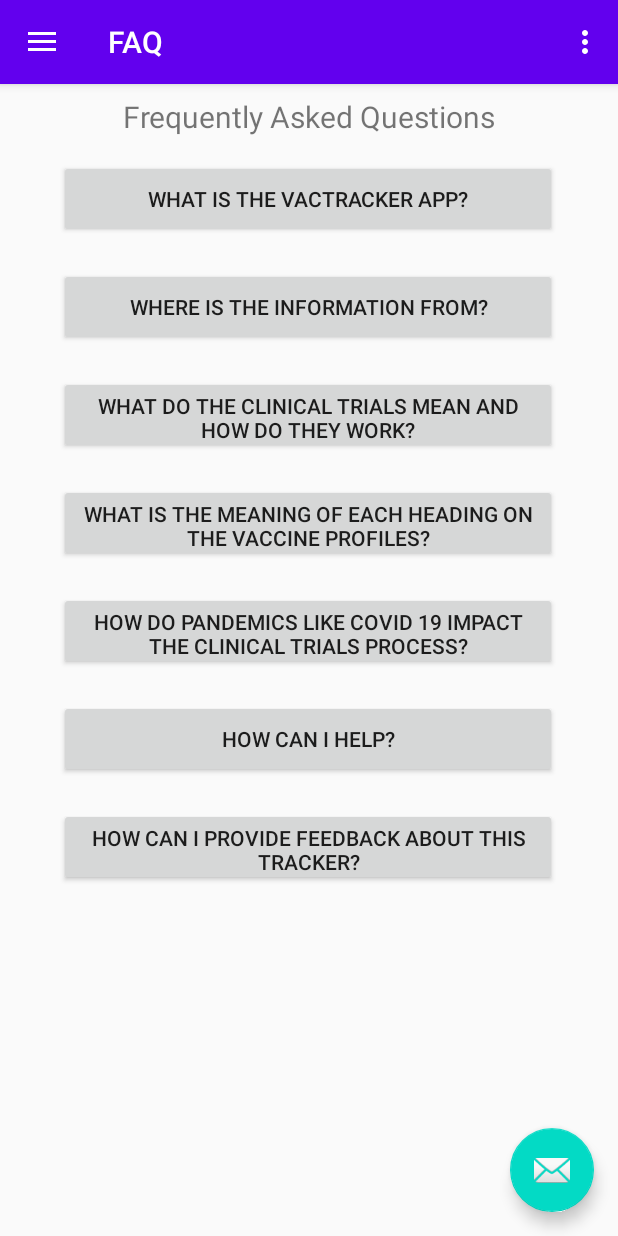
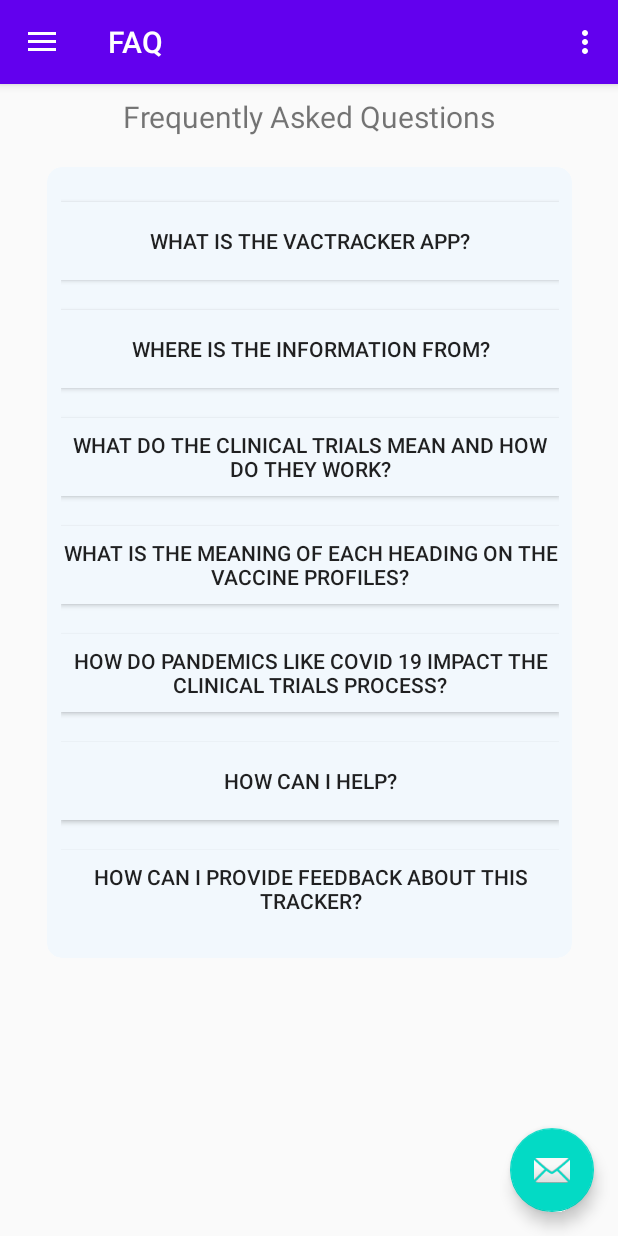
Before and after one commit to lienzhu/VacTracker, an Android app: the screen it shows after launch (MainActivity), in the side drawer, after a tap on "FAQ", on a phone screen of 412 x 824 dp. Run offline under Robolectric (Android 15) with nearby library versions, the phone set to English and light mode, and no system bars; our stand-ins replace Room's generated code, navigation-ui.

Commit message:
faq page DONE

```diff
--- a/app/src/main/res/layout/fragment_faq.xml
+++ b/app/src/main/res/layout/fragment_faq.xml
@@ -21,15 +21,31 @@
         app:layout_constraintTop_toTopOf="parent" />
 
 
+    <androidx.cardview.widget.CardView
+        android:layout_width="350dp"
+        android:layout_height="wrap_content"
+        android:layout_marginStart="20dp"
+        android:layout_marginTop="20dp"
+        android:layout_marginEnd="20dp"
+        app:cardBackgroundColor="@color/colorBackgroundBlue"
+        app:cardCornerRadius="10dp"
+        app:layout_constraintEnd_toEndOf="parent"
+        app:layout_constraintStart_toStartOf="parent"
+        app:layout_constraintTop_toBottomOf="@+id/text_development">
+
+        <androidx.constraintlayout.widget.ConstraintLayout
+            android:layout_width="match_parent"
+            android:layout_height="match_parent">
+
             <ScrollView
                 android:layout_width="wrap_content"
                 android:layout_height="wrap_content"
+                android:layout_marginTop="8dp"
+                android:layout_marginBottom="20dp"
                 app:layout_constraintBottom_toBottomOf="parent"
                 app:layout_constraintEnd_toEndOf="parent"
-        app:layout_constraintHorizontal_bias="0.493"
                 app:layout_constraintStart_toStartOf="parent"
-        app:layout_constraintTop_toBottomOf="@+id/text_development"
-        app:layout_constraintVertical_bias="0.0">
+                app:layout_constraintTop_toTopOf="parent">
 
                 <LinearLayout
                     android:layout_width="match_parent"
@@ -41,6 +57,7 @@
                         android:layout_width="332dp"
                         android:layout_height="52dp"
                         android:layout_marginTop="15dp"
+                        android:background="@color/colorBackgroundBlue"
                         android:text="What is the VACTracker App?" />
 
                     <Button
@@ -48,6 +65,7 @@
                         android:layout_width="332dp"
                         android:layout_height="52dp"
                         android:layout_marginTop="20dp"
+                        android:background="@color/colorBackgroundBlue"
                         android:text="Where is the information from?" />
 
                     <Button
@@ -55,6 +73,7 @@
                         android:layout_width="332dp"
                         android:layout_height="52dp"
                         android:layout_marginTop="20dp"
+                        android:background="@color/colorBackgroundBlue"
                         android:text="What do the clinical trials mean and how do they work?" />
 
                     <Button
@@ -62,6 +81,7 @@
                         android:layout_width="332dp"
                         android:layout_height="52dp"
                         android:layout_marginTop="20dp"
+                        android:background="@color/colorBackgroundBlue"
                         android:text="What is the meaning of each heading on the Vaccine Profiles?" />
 
                     <Button
@@ -69,6 +89,7 @@
                         android:layout_width="332dp"
                         android:layout_height="52dp"
                         android:layout_marginTop="20dp"
+                        android:background="@color/colorBackgroundBlue"
                         android:text="How do pandemics like COVID 19 impact the clinical trials process?" />
 
                     <Button
@@ -76,6 +97,7 @@
                         android:layout_width="332dp"
                         android:layout_height="52dp"
                         android:layout_marginTop="20dp"
+                        android:background="@color/colorBackgroundBlue"
                         android:text="How can I help?" />
 
                     <Button
@@ -83,11 +105,13 @@
                         android:layout_width="332dp"
                         android:layout_height="52dp"
                         android:layout_marginTop="20dp"
+                        android:background="@color/colorBackgroundBlue"
                         android:text="How can I provide feedback about this tracker?" />
-
 
 
                 </LinearLayout>
             </ScrollView>
+        </androidx.constraintlayout.widget.ConstraintLayout>
+    </androidx.cardview.widget.CardView>
 
 </androidx.constraintlayout.widget.ConstraintLayout>
--- a/app/src/main/res/layout/fragment_settings.xml
+++ b/app/src/main/res/layout/fragment_settings.xml
@@ -10,8 +10,8 @@
 
     <androidx.cardview.widget.CardView
         android:id="@+id/cardView3"
-        android:layout_width="352dp"
-        android:layout_height="539dp"
+        android:layout_width="354dp"
+        android:layout_height="519dp"
         android:background="@color/colorBackgroundBlue"
         app:cardCornerRadius="20dp"
         app:layout_constraintBottom_toBottomOf="parent"
@@ -25,14 +25,13 @@
         android:layout_width="347dp"
         android:layout_height="wrap_content"
         android:layout_marginStart="50dp"
-        android:layout_marginTop="48dp"
         android:elevation="5dp"
         android:fadingEdge="horizontal"
         app:layout_constraintBottom_toBottomOf="@+id/cardView3"
         app:layout_constraintEnd_toEndOf="@+id/textView27"
         app:layout_constraintHorizontal_bias="0.574"
         app:layout_constraintStart_toStartOf="@+id/textView27"
-        app:layout_constraintTop_toBottomOf="@+id/textView27">
+        app:layout_constraintTop_toTopOf="@+id/cardView3">
 
 
         <Button
```
Lines whose indentation alone changed are shown as unchanged.
